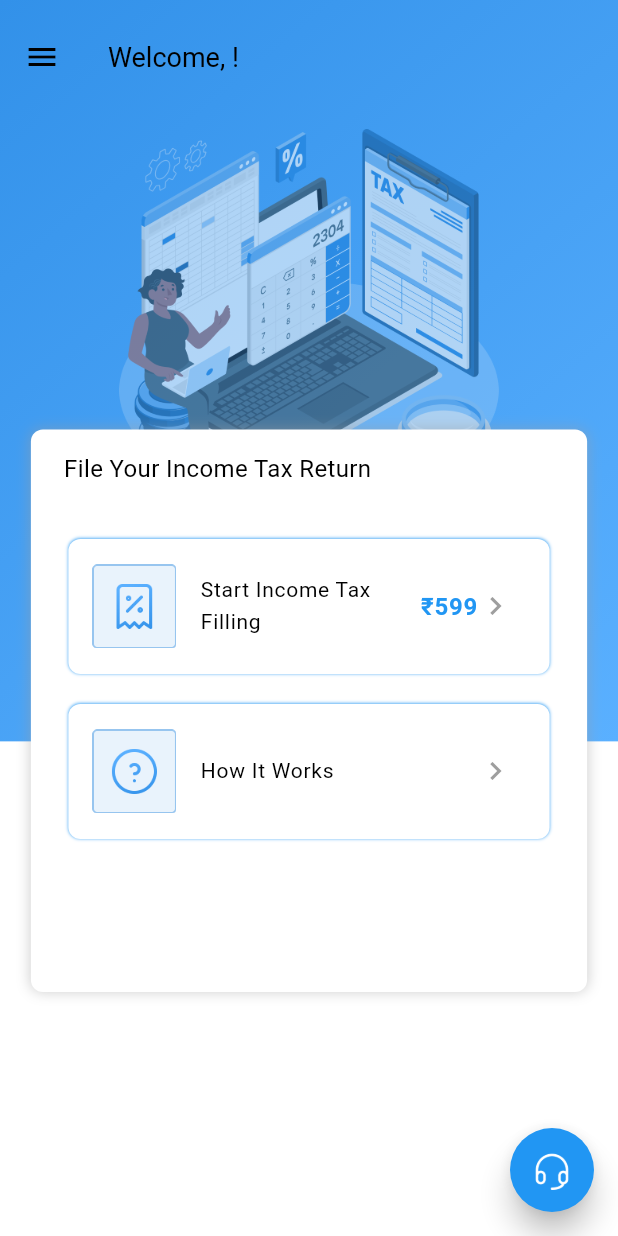
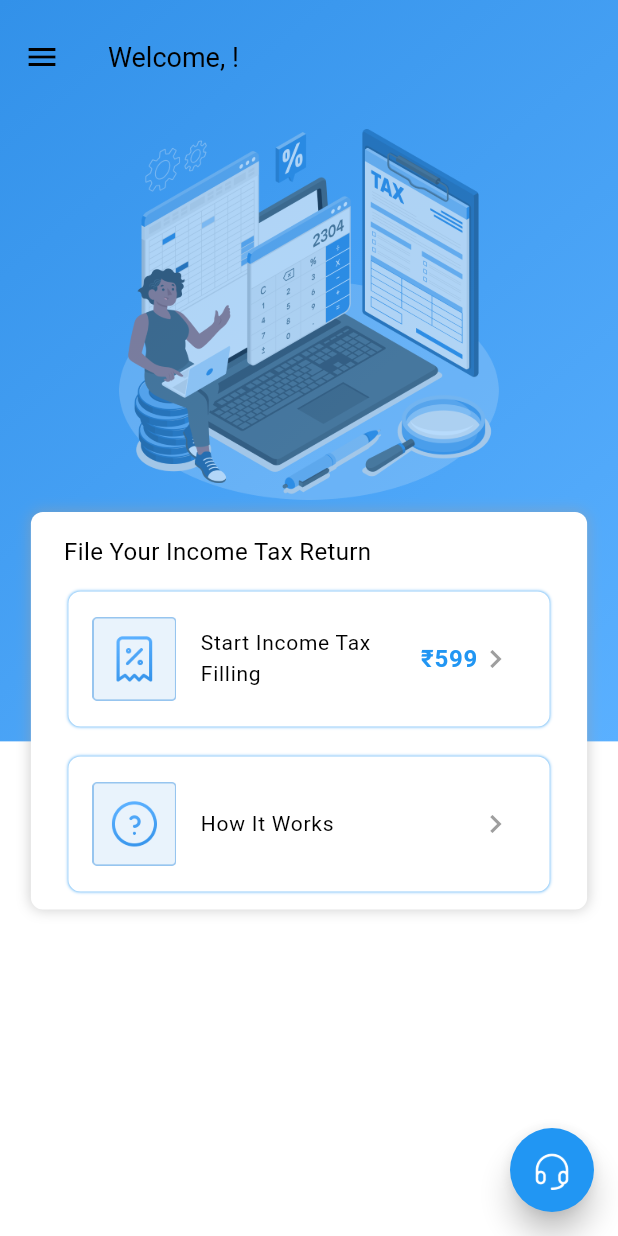
Before and after one commit to null-saurabh/ITR_App, a Flutter app: the HomePage screen opened directly, on a phone screen of 412 x 824 dp. Run offline on Flutter 3.47's test engine with Material 3 defaults, Android fonts, the light colour scheme and no system bars; drawn by our look-alikes of flutter_speed_dial; our stand-ins replace dotted_line, file_picker, flutter_secure_storage, shared_preferences; missing offline and left inert: razorpay_flutter; accounts and stored records are empty.

Commit message:
pending_itr_ui

```diff
--- a/lib/view/screen/homepage.dart
+++ b/lib/view/screen/homepage.dart
@@ -22,6 +22,7 @@ class _HomePageState extends State<HomePage> {
         ? ThemeMode.dark
         : ThemeMode.light;
     Provider.of<ApiProvider>(context, listen: false).updateOrdersForDashboard();
+
     return Scaffold(
       floatingActionButton: const CustomFAB(),
       drawer: const DrawerUi(),
@@ -96,9 +97,12 @@ class _HomePageState extends State<HomePage> {
                 //         Icon(Icons.arrow_forward_rounded)
                 //       ],
                 //     )),
-                Container(
+                Consumer<ApiProvider>(
+                  builder: (context, apiProvider, _) {
+                    return  Container(
                         width: MediaQuery.of(context).size.width * 0.9,
-                    height: 375,
+                        height:(apiProvider.ordersForDashboard != null &&
+                            apiProvider.ordersForDashboard!.isNotEmpty) ?345:265,
                         decoration: BoxDecoration(
                           color: Theme.of(context).colorScheme.primary,
                           borderRadius: BorderRadius.circular(8),
@@ -123,11 +127,9 @@ class _HomePageState extends State<HomePage> {
                                     fontWeight: FontWeight.w500, fontSize: 16),
                               ),
                             ),
-                        Consumer<ApiProvider>(
-                          builder: (context, apiProvider, _) {
                             if (apiProvider.ordersForDashboard != null &&
-                                apiProvider.ordersForDashboard!.isNotEmpty) {
-                              return HomePageListTile(
+                                apiProvider.ordersForDashboard!.isNotEmpty)
+                            HomePageListTile(
                               title: "Pending ITRs",
                               image: "assets/images/startFillingImage.png",
                               icon: Icon(
@@ -137,13 +139,10 @@ class _HomePageState extends State<HomePage> {
                               price: apiProvider.ordersForDashboard!.length
                                   .toString(),
                               navigateToPage: const PendingItr(),
-                              );
-                            } else {
-                              return const SizedBox();
-                            }
-                          },
                             ),
-                        const SizedBox(height: 20),
+                            if (apiProvider.ordersForDashboard != null &&
+                                apiProvider.ordersForDashboard!.isNotEmpty)
+                              const SizedBox(height: 20,),
                             HomePageListTile(
                               title: "Start Income Tax\nFilling",
                               image: "assets/images/startFillingImage.png",
@@ -165,7 +164,10 @@ class _HomePageState extends State<HomePage> {
                               navigateToPage: const HowItWorks(),
                             ),
                           ],
-                    )),
+                        ));
+                  },
+                ),
+
               ],
             ),
           ),
```
Lines whose indentation alone changed are shown as unchanged.
